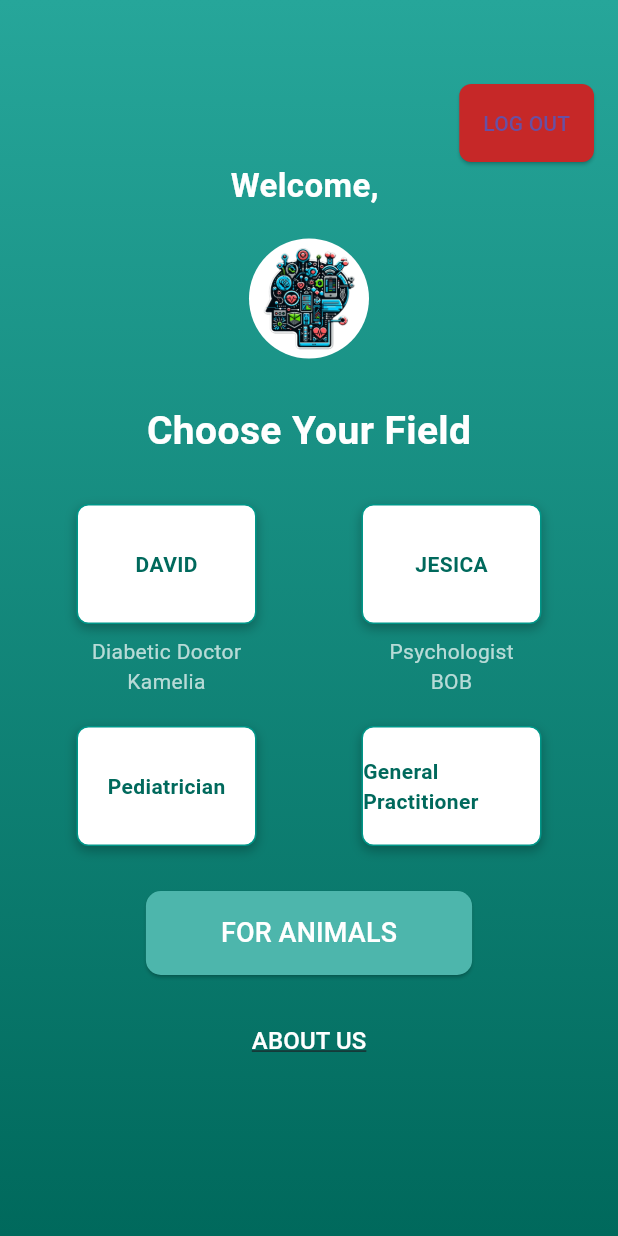
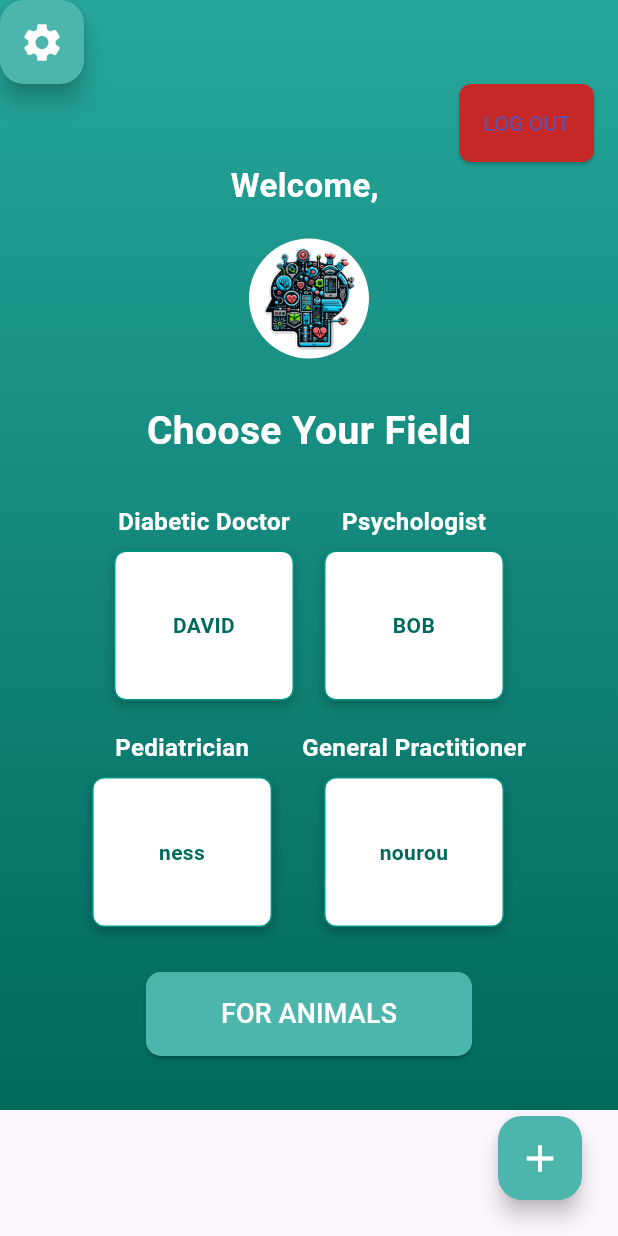
Before and after one commit to nourou21/health-apk, a Flutter app: the MedicalFieldsScreen screen opened directly, on a phone screen of 412 x 824 dp. Run offline on Flutter 3.47's test engine with Material 3 defaults, Android fonts, the phone set to English and light mode, and no system bars; our stand-ins replace firebase_auth, firebase_core, flutter_animate, flutter_svg, form_field_validator, google_fonts; accounts and stored records are empty.

Commit message:
fixed boxes

```diff
--- a/lib/body of the app/WELCOME_PAGE.dart
+++ b/lib/body of the app/WELCOME_PAGE.dart
@@ -15,7 +15,8 @@ class MedicalFieldsScreen extends StatelessWidget {
     return WillPopScope(
       onWillPop: () async => false,
       child: Scaffold(
-        body: Container(
+        body: SingleChildScrollView(
+          child: Container(
             decoration: BoxDecoration(
               gradient: LinearGradient(
                 colors: [Colors.teal[400]!, Colors.teal[800]!],
@@ -23,11 +24,9 @@ class MedicalFieldsScreen extends StatelessWidget {
                 end: Alignment.bottomCenter,
               ),
             ),
-          child: Center(
             child: Padding(
               padding: const EdgeInsets.all(16.0),
               child: Column(
-                mainAxisAlignment: MainAxisAlignment.start,
                 crossAxisAlignment: CrossAxisAlignment.center,
                 children: [
                   SizedBox(height: 40),
@@ -82,12 +81,12 @@ class MedicalFieldsScreen extends StatelessWidget {
                   FieldButtonRow(
                     buttons: [
                       FieldButton(
-                        label: 'DAVID',
-                        subtitle: 'Diabetic Doctor\nKamelia',
+                        label: 'Diabetic Doctor',
+                        subtitle: 'DAVID',
                       ),
                       FieldButton(
-                        label: 'JESICA',
-                        subtitle: 'Psychologist\nBOB',
+                        label: 'Psychologist',
+                        subtitle: 'BOB',
                       ),
                     ],
                   ),
@@ -96,11 +95,11 @@ class MedicalFieldsScreen extends StatelessWidget {
                     buttons: [
                       FieldButton(
                         label: 'Pediatrician',
-                        subtitle: '',
+                        subtitle: 'ness',
                       ),
                       FieldButton(
                         label: 'General Practitioner',
-                        subtitle: '',
+                        subtitle: 'nourou',
                       ),
                     ],
                   ),
@@ -123,24 +122,55 @@ class MedicalFieldsScreen extends StatelessWidget {
                     ),
                   ),
                   const SizedBox(height: 20),
-                  TextButton(
+                ],
+              ),
+            ),
+          ),
+        ),
+        floatingActionButton: Stack(
+          children: [
+            // Settings button
+
+            Positioned(
+              left: 8,
+              top: 8,
+              child: Padding(
+                padding: const EdgeInsets.only(left: 8.0, top: 8.0),
+                child: FloatingActionButton(
+                  onPressed: () {
+                    // Navigate to Settings Screen
+                  },
+                  backgroundColor: Colors.teal[300],
+                  child: const Icon(
+                    Icons.settings,
+                    size: 30,
+                    color: Colors.white,
+                  ),
+                ),
+              ),
+            ),
+            // About Us button
+            Positioned(
+              right: 0,
+              bottom: 0,
+              child: Padding(
+                padding: const EdgeInsets.only(right: 8.0, bottom: 8.0),
+                child: FloatingActionButton(
                   onPressed: () {
                     // Handle "About Us" action
                   },
-                    child: const Text(
-                      'ABOUT US',
-                      style: TextStyle(
-                        fontSize: 16,
+                  backgroundColor: Colors.teal[300],
+                  child: const Icon(
+                    Icons.add,
+                    size: 30,
                     color: Colors.white,
-                        decoration: TextDecoration.underline,
+                  ),
                 ),
               ),
             ),
           ],
         ),
-            ),
-          ),
-        ),
+        floatingActionButtonLocation: FloatingActionButtonLocation.endFloat,
       ),
     );
   }
@@ -156,8 +186,9 @@ class FieldButtonRow extends StatelessWidget {
 
   @override
   Widget build(BuildContext context) {
-    return Row(
-      mainAxisAlignment: MainAxisAlignment.spaceAround,
+    return Wrap(
+      spacing: 20,
+      runSpacing: 20,
       children: buttons,
     );
   }
@@ -177,9 +208,18 @@ class FieldButton extends StatelessWidget {
   Widget build(BuildContext context) {
     return Column(
       children: [
+        Text(
+          label,
+          style: TextStyle(
+            fontWeight: FontWeight.bold,
+            fontSize: 16,
+            color: Colors.white,
+          ),
+        ),
+        const SizedBox(height: 8),
         Container(
           width: 120,
-          height: 80,
+          height: 100,
           decoration: BoxDecoration(
             color: Colors.white,
             border: Border.all(color: Colors.teal),
@@ -194,22 +234,15 @@ class FieldButton extends StatelessWidget {
           ),
           child: Center(
             child: Text(
-              label,
+              subtitle,
+              textAlign: TextAlign.center,
               style: TextStyle(
+                color: Colors.teal[800],
                 fontWeight: FontWeight.bold,
-                color: Colors.teal[800],
               ),
             ),
           ),
         ),
-        if (subtitle.isNotEmpty) ...[
-          const SizedBox(height: 8),
-          Text(
-            subtitle,
-            textAlign: TextAlign.center,
-            style: TextStyle(color: Colors.white70),
-          ),
-        ],
       ],
     );
   }
```
Also changed, not shown: lib/body of the app/chatpage.dart (added). Lines whose indentation alone changed are shown as unchanged.
